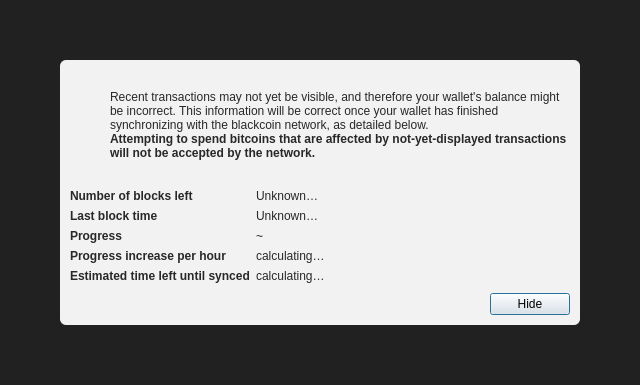
MrMiner-org/TheMinerzCoin, file src/qt/forms/modaloverlay.ui: the form before one commit.
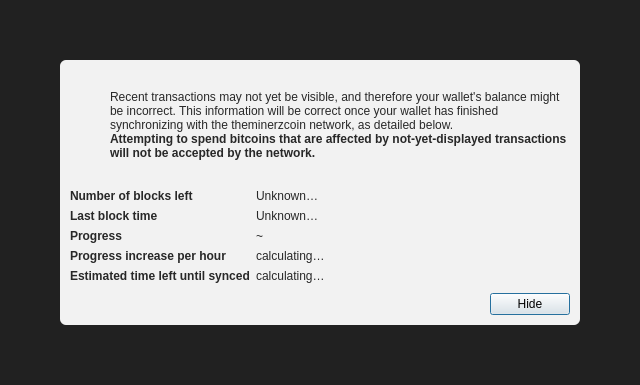
The form after the commit. Icons and pictures are not drawn.

Commit message: qt: rename to blackcoin

```diff
--- a/src/qt/forms/modaloverlay.ui
+++ b/src/qt/forms/modaloverlay.ui
@@ -130,7 +130,7 @@
              <item>
               <widget class="QLabel" name="infoText">
                <property name="text">
-                <string>Recent transactions may not yet be visible, and therefore your wallet's balance might be incorrect. This information will be correct once your wallet has finished synchronizing with the blackcoin network, as detailed below.</string>
+                <string>Recent transactions may not yet be visible, and therefore your wallet's balance might be incorrect. This information will be correct once your wallet has finished synchronizing with the theminerzcoin network, as detailed below.</string>
                </property>
                <property name="textFormat">
                 <enum>Qt::RichText</enum>
```
The commit also changes 4 other files.
